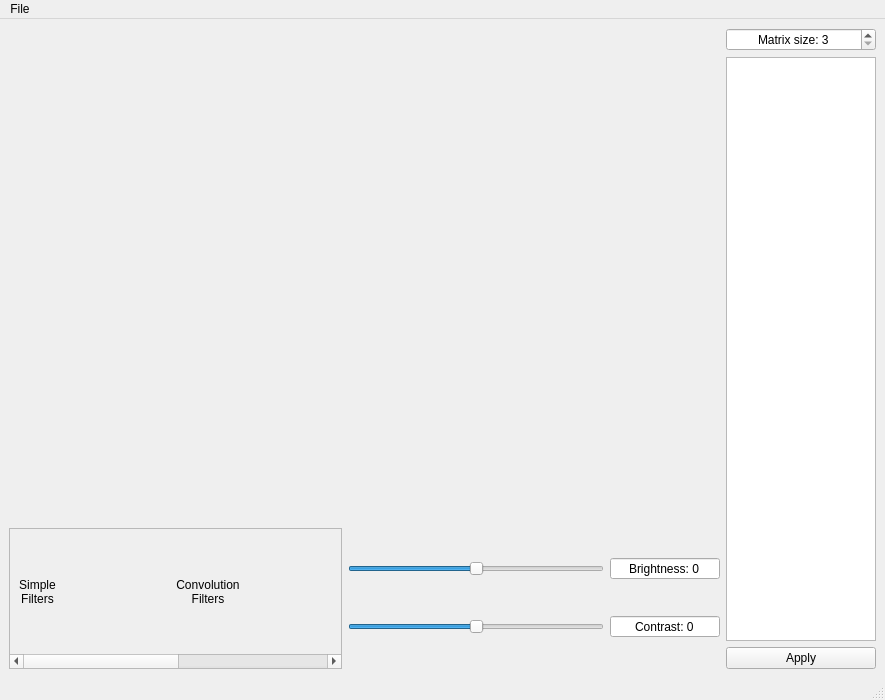
Qt form src/forms/mainwindow.ui (SerfeyZhirnov/PhotoLab) before a commit.
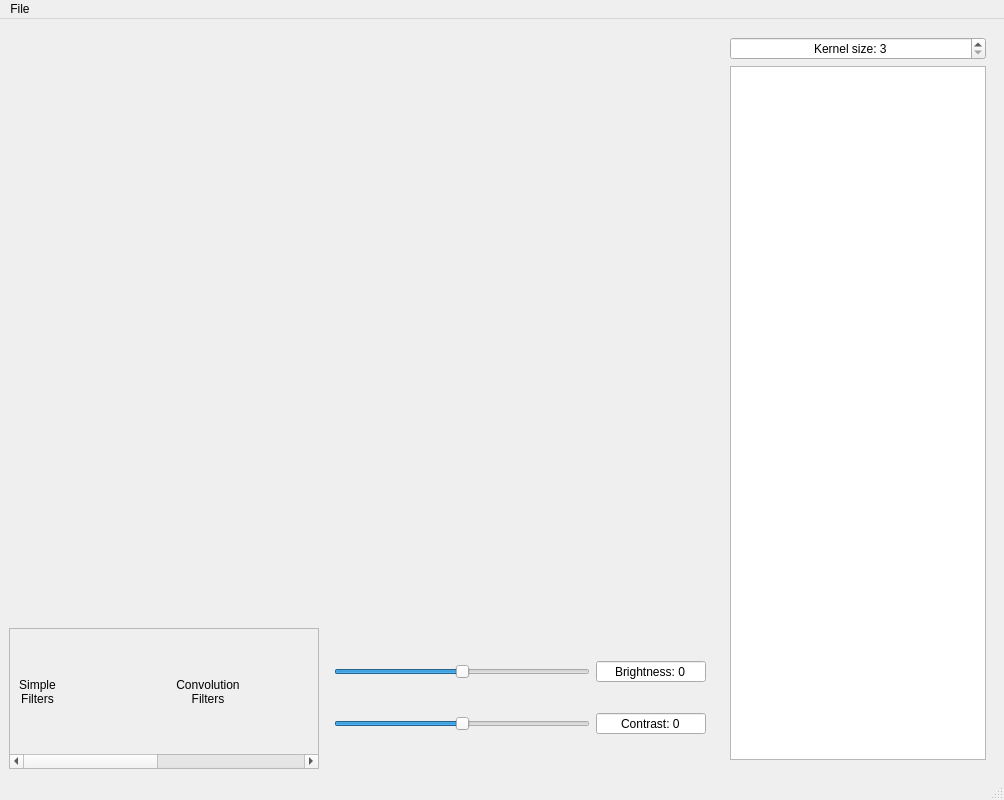
The same form after that commit. Icons and pictures are not drawn.

The edit to the form file:
```diff
--- a/src/forms/mainwindow.ui
+++ b/src/forms/mainwindow.ui
@@ -9,8 +9,8 @@
    <rect>
     <x>0</x>
     <y>0</y>
-    <width>885</width>
-    <height>700</height>
+    <width>1000</width>
+    <height>800</height>
    </rect>
   </property>
   <property name="windowTitle">
@@ -18,87 +18,32 @@
   </property>
   <widget class="QWidget" name="centralwidget">
    <layout class="QGridLayout" name="gridLayout">
-    <item row="1" column="6" rowspan="4">
-     <layout class="QVBoxLayout" name="vl_matrix">
-      <item>
-       <widget class="QSpinBox" name="sb_matrix_size">
+    <item row="1" column="0" rowspan="3" colspan="2">
+     <widget class="QLabel" name="lb_image">
         <property name="sizePolicy">
-         <sizepolicy hsizetype="Minimum" vsizetype="Fixed">
+       <sizepolicy hsizetype="Ignored" vsizetype="Ignored">
           <horstretch>0</horstretch>
           <verstretch>0</verstretch>
          </sizepolicy>
         </property>
-        <property name="layoutDirection">
-         <enum>Qt::LeftToRight</enum>
-        </property>
-        <property name="wrapping">
-         <bool>false</bool>
+      <property name="font">
+       <font>
+        <kerning>false</kerning>
+       </font>
+      </property>
+      <property name="text">
+       <string/>
         </property>
         <property name="alignment">
          <set>Qt::AlignCenter</set>
         </property>
-        <property name="readOnly">
+      <property name="wordWrap">
          <bool>false</bool>
         </property>
-        <property name="keyboardTracking">
-         <bool>true</bool>
-        </property>
-        <property name="suffix">
-         <string/>
-        </property>
-        <property name="prefix">
-         <string>Matrix size: </string>
-        </property>
-        <property name="minimum">
-         <number>3</number>
-        </property>
-        <property name="maximum">
-         <number>15</number>
-        </property>
-        <property name="singleStep">
-         <number>2</number>
-        </property>
-        <property name="stepType">
-         <enum>QAbstractSpinBox::DefaultStepType</enum>
-        </property>
-       </widget>
-      </item>
-      <item>
-       <widget class="QTableView" name="tv_matrix">
-        <property name="enabled">
-         <bool>true</bool>
-        </property>
-        <property name="minimumSize">
-         <size>
-          <width>150</width>
-          <height>150</height>
-         </size>
-        </property>
-        <property name="maximumSize">
-         <size>
-          <width>750</width>
-          <height>750</height>
-         </size>
-        </property>
-       </widget>
-      </item>
-      <item>
-       <widget class="QPushButton" name="bt_custom_apply">
-        <property name="enabled">
-         <bool>true</bool>
-        </property>
-        <property name="whatsThis">
-         <string>Custom filter</string>
-        </property>
-        <property name="text">
-         <string>Apply</string>
-        </property>
-        <attribute name="buttonGroup">
-         <string notr="true">btn_group</string>
-        </attribute>
-       </widget>
-      </item>
-     </layout>
+      <property name="textInteractionFlags">
+       <set>Qt::NoTextInteraction</set>
+      </property>
+     </widget>
     </item>
     <item row="4" column="0">
      <widget class="QScrollArea" name="sa_filters">
@@ -120,7 +65,7 @@
       <widget class="QWidget" name="sa_content_widget">
        <property name="geometry">
         <rect>
-         <x>-1339</x>
+         <x>0</x>
          <y>0</y>
          <width>1651</width>
          <height>124</height>
@@ -480,7 +425,100 @@
       </widget>
      </widget>
     </item>
+    <item row="1" column="6" rowspan="4">
+     <widget class="QWidget" name="wg_kernel" native="true">
+      <property name="sizePolicy">
+       <sizepolicy hsizetype="Minimum" vsizetype="Preferred">
+        <horstretch>0</horstretch>
+        <verstretch>0</verstretch>
+       </sizepolicy>
+      </property>
+      <property name="maximumSize">
+       <size>
+        <width>780</width>
+        <height>16777215</height>
+       </size>
+      </property>
+      <layout class="QVBoxLayout" name="vl_kernel">
+       <item>
+        <widget class="QSpinBox" name="sb_kernel_size">
+         <property name="sizePolicy">
+          <sizepolicy hsizetype="Minimum" vsizetype="Fixed">
+           <horstretch>0</horstretch>
+           <verstretch>0</verstretch>
+          </sizepolicy>
+         </property>
+         <property name="maximumSize">
+          <size>
+           <width>750</width>
+           <height>16777215</height>
+          </size>
+         </property>
+         <property name="layoutDirection">
+          <enum>Qt::LeftToRight</enum>
+         </property>
+         <property name="wrapping">
+          <bool>false</bool>
+         </property>
+         <property name="alignment">
+          <set>Qt::AlignCenter</set>
+         </property>
+         <property name="readOnly">
+          <bool>false</bool>
+         </property>
+         <property name="keyboardTracking">
+          <bool>true</bool>
+         </property>
+         <property name="suffix">
+          <string/>
+         </property>
+         <property name="prefix">
+          <string>Kernel size: </string>
+         </property>
+         <property name="minimum">
+          <number>3</number>
+         </property>
+         <property name="maximum">
+          <number>15</number>
+         </property>
+         <property name="singleStep">
+          <number>2</number>
+         </property>
+         <property name="stepType">
+          <enum>QAbstractSpinBox::DefaultStepType</enum>
+         </property>
+        </widget>
+       </item>
+       <item>
+        <widget class="QTableView" name="tv_kernel">
+         <property name="enabled">
+          <bool>true</bool>
+         </property>
+         <property name="minimumSize">
+          <size>
+           <width>150</width>
+           <height>150</height>
+          </size>
+         </property>
+         <property name="maximumSize">
+          <size>
+           <width>750</width>
+           <height>750</height>
+          </size>
+         </property>
+        </widget>
+       </item>
+      </layout>
+     </widget>
+    </item>
     <item row="4" column="1">
+     <widget class="QWidget" name="wg_brightness_and_contrast" native="true">
+      <property name="sizePolicy">
+       <sizepolicy hsizetype="Maximum" vsizetype="Preferred">
+        <horstretch>0</horstretch>
+        <verstretch>0</verstretch>
+       </sizepolicy>
+      </property>
      <layout class="QGridLayout" name="gl_brightness_and_contrast">
       <item row="0" column="1">
        <widget class="QSpinBox" name="sb_brightness">
@@ -619,32 +657,6 @@
        </widget>
       </item>
      </layout>
-    </item>
-    <item row="1" column="0" rowspan="3" colspan="2">
-     <widget class="QLabel" name="lb_image">
-      <property name="sizePolicy">
-       <sizepolicy hsizetype="Ignored" vsizetype="Ignored">
-        <horstretch>0</horstretch>
-        <verstretch>0</verstretch>
-       </sizepolicy>
-      </property>
-      <property name="font">
-       <font>
-        <kerning>false</kerning>
-       </font>
-      </property>
-      <property name="text">
-       <string/>
-      </property>
-      <property name="alignment">
-       <set>Qt::AlignCenter</set>
-      </property>
-      <property name="wordWrap">
-       <bool>false</bool>
-      </property>
-      <property name="textInteractionFlags">
-       <set>Qt::NoTextInteraction</set>
-      </property>
      </widget>
     </item>
    </layout>
@@ -654,7 +666,7 @@
     <rect>
      <x>0</x>
      <y>0</y>
-     <width>885</width>
+     <width>1000</width>
      <height>24</height>
     </rect>
    </property>
```
Left out of the diff: 6 changed lines with no effect on the pictures. Lines whose indentation alone changed are shown as unchanged.
